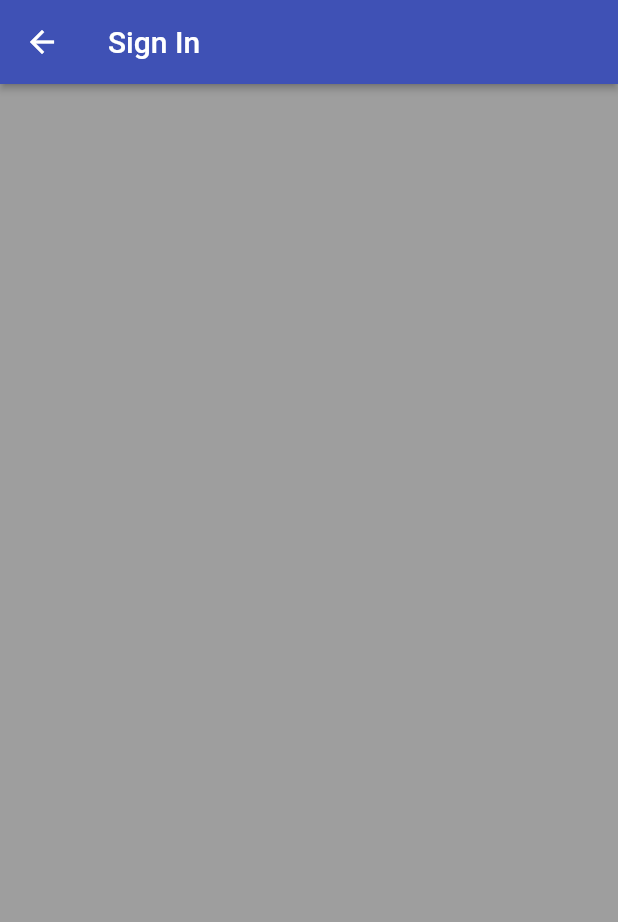
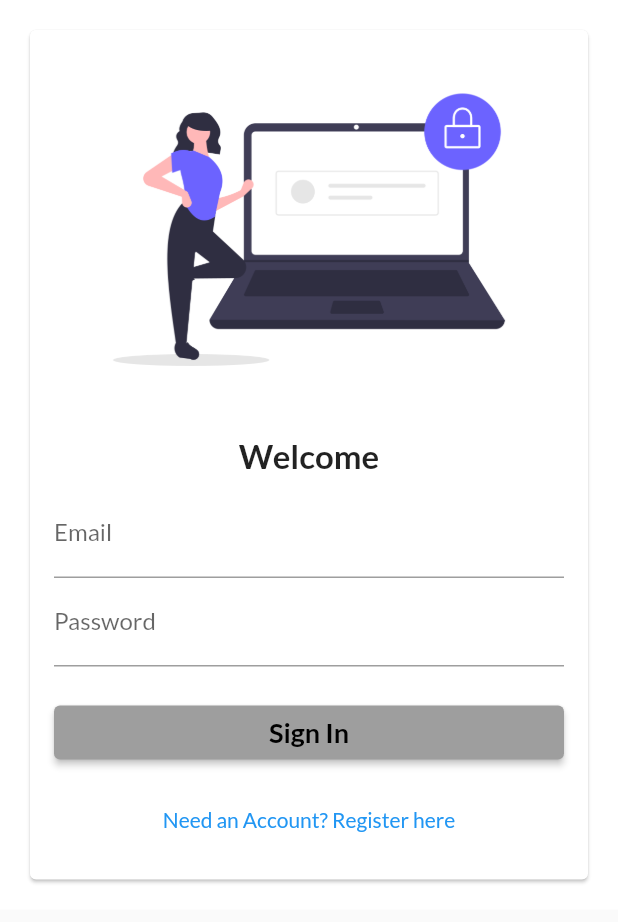
Before and after one commit to imakb4r/time_tacker_flutter, a Flutter app: the EmailSignInPage widget shown alone on an empty page, opened directly, on a phone screen of 412 x 824 dp. Shown: the top 922 px of the screen. Run offline on Flutter 3.47's test engine with Material 2 defaults, Android fonts, the phone set to English and light mode, and no system bars; our stand-ins replace firebase_auth, firebase_core, font_awesome_flutter, google_fonts, google_sign_in; missing offline and left inert: flutter_login_facebook; accounts and stored records are empty.

Commit message:
Signin Form

```diff
--- a/lib/app/signup_page.dart
+++ b/lib/app/signup_page.dart
@@ -1,6 +1,7 @@
 import 'package:flutter/material.dart';
 import 'package:font_awesome_flutter/font_awesome_flutter.dart';
 import 'package:productivity_app/services/auth.dart';
+import 'package:productivity_app/sign_in/sign_in_page.dart';
 
 class SignupPage extends StatelessWidget {
   const SignupPage({Key? key, required this.auth}) : super(key: key);
@@ -30,9 +31,20 @@ class SignupPage extends StatelessWidget {
     }
   }
 
+  void _signInWithEmail(BuildContext context) {
+    Navigator.of(context).push(MaterialPageRoute<void>(
+      fullscreenDialog: true,
+      builder: (context) => EmailSignInPage(),
+    ));
+  }
+
+
+
+
   @override
   Widget build(BuildContext context) {
     return SafeArea(
+
       child: SingleChildScrollView(
         child: Column(
           children: [
@@ -79,7 +91,7 @@ class SignupPage extends StatelessWidget {
                       color: Colors.blue,
                     ),
                     child: TextButton(
-                      onPressed: () {},
+                      onPressed: () => _signInWithEmail(context),
                       child: Text(
                         "Sign Up with Email",
                         style: TextStyle(
--- a/lib/main.dart
+++ b/lib/main.dart
@@ -1,5 +1,6 @@
 import 'package:firebase_core/firebase_core.dart';
 import 'package:flutter/material.dart';
+import 'package:google_fonts/google_fonts.dart';
 import 'package:productivity_app/app/landing_page.dart';
 import 'package:productivity_app/services/auth.dart';
 
@@ -19,7 +20,8 @@ class HomePage extends StatelessWidget {
       debugShowCheckedModeBanner: false,
       title: "Productivity App",
       theme: ThemeData(
-        primarySwatch: Colors.indigo,
+        primarySwatch: Colors.grey,
+        fontFamily: GoogleFonts.lato().fontFamily,
       ),
       home: LandingPage(
         auth: Auth(),
--- /dev/null
+++ b/lib/sign_in/email_sign_form.dart
@@ -0,0 +1,12 @@
+import 'package:flutter/material.dart';
+
+class EmailSignInForm extends StatelessWidget {
+  const EmailSignInForm({ Key? key }) : super(key: key);
+
+  @override
+  Widget build(BuildContext context) {
+    return Container(
+
+    );
+  }
+}
--- a/lib/sign_in/sign_in_page.dart
+++ b/lib/sign_in/sign_in_page.dart
@@ -1,19 +1,71 @@
 import 'package:flutter/material.dart';
+import 'package:google_fonts/google_fonts.dart';
 
 class EmailSignInPage extends StatelessWidget {
   @override
   Widget build(BuildContext context) {
-    return Scaffold(
-      appBar: AppBar(
-        title: Text("Sign In"),
-        elevation: 2.0,
+    return SafeArea(
+      child: Material(
+        color: Colors.white,
+        child: Padding(
+          padding: const EdgeInsets.all(16.0),
+          child: Card(
+            child: Padding(
+              padding: const EdgeInsets.all(16.0),
+              child: Column(
+                mainAxisSize: MainAxisSize.min,
+                crossAxisAlignment: CrossAxisAlignment.stretch,
+                children: [
+                  Image.asset(
+                    "assets/images/log_in.png",
+                    fit: BoxFit.cover,
+                  ),
+                  SizedBox(height: 20),
+                  Center(
+                    child: Text(
+                      "Welcome",
+                      style: TextStyle(
+                        fontSize: 22.0,
+                        fontWeight: FontWeight.bold,
+                      ),
+                    ),
+                  ),
+                  SizedBox(height: 10.0),
+                  TextField(
+                    decoration: InputDecoration(
+                        labelText: 'Email', hintText: 'test@tst.com'),
+                  ),
+                  TextField(
+                    decoration: InputDecoration(
+                      labelText: 'Password',
+                    ),
+                    obscureText: true,
+                  ),
+                  SizedBox(height: 20),
+                  ElevatedButton(
+                    child: Text(
+                      'Sign In',
+                      style:
+                          TextStyle(fontWeight: FontWeight.bold, fontSize: 18),
+                    ),
+                    onPressed: () {},
+                  ),
+                  SizedBox(height: 10),
+                  TextButton(
+                    onPressed: () {},
+                    child: Text(
+                      'Need an Account? Register here',
+                      style: TextStyle(
+                        color: Colors.blue,
+                      ),
+                    ),
+                  )
+                ],
+              ),
+            ),
+          ),
+        ),
       ),
-      body: _buildContent(),
-      backgroundColor: Colors.grey,
     );
   }
-
-  Widget _buildContent() {
-    return Container();
-  }
 }
--- a/pubspec.yaml
+++ b/pubspec.yaml
@@ -31,6 +31,7 @@ dependencies:
   font_awesome_flutter: ^9.1.0
   google_sign_in: ^5.2.1
   flutter_login_facebook: ^1.2.0
+  google_fonts: ^2.1.0
 
 dev_dependencies:
   flutter_test:
```
Also changed, not shown: assets/images/DP.jpg (deleted), assets/images/log_in.png (added), pubspec.lock.
